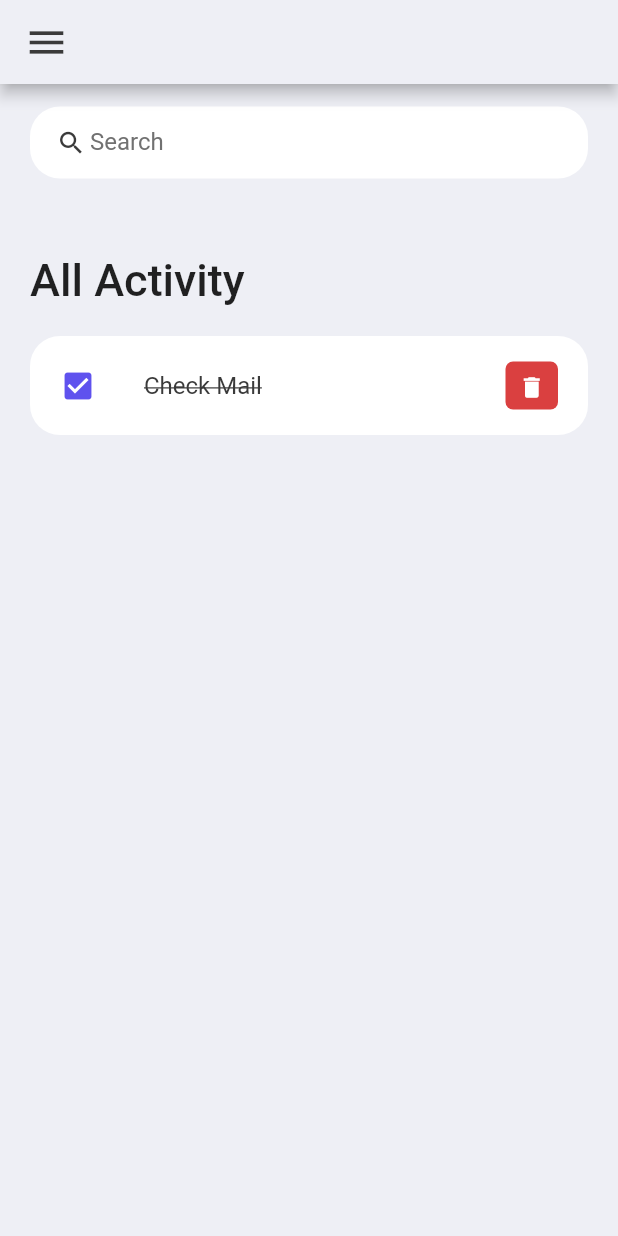
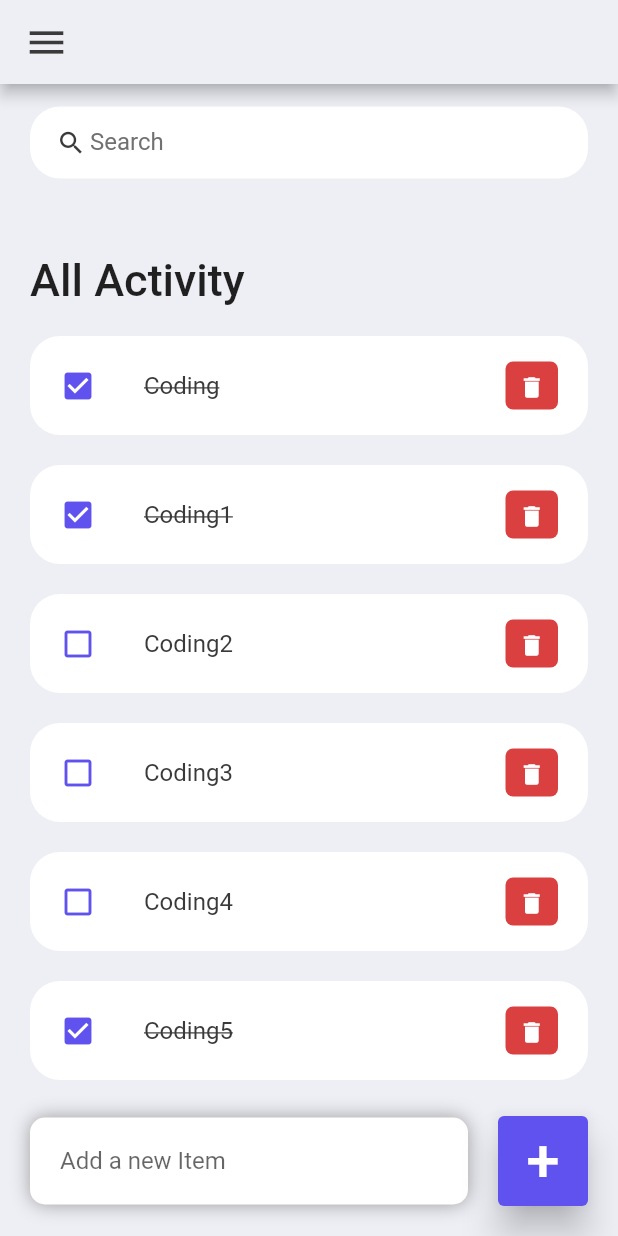
Before and after one commit to raman04-byte/todo_app, a Flutter app: the screen it shows after launch, on a phone screen of 412 x 824 dp. Run offline on Flutter 3.47's test engine with Material 2 defaults, Android fonts, the phone set to English and light mode, and no system bars.

Commit message:
Updation in the application

```diff
--- a/lib/main.dart
+++ b/lib/main.dart
@@ -11,7 +11,7 @@ class MyApp extends StatelessWidget {
 
   @override
   Widget build(BuildContext context) {
-    SystemChrome.setSystemUIOverlayStyle(SystemUiOverlayStyle(statusBarColor: Colors.transparent));
+    SystemChrome.setSystemUIOverlayStyle( SystemUiOverlayStyle(statusBarColor: Colors.transparent));
     return MaterialApp(
       debugShowCheckedModeBanner: false,
       title: 'ToDo',
--- /dev/null
+++ b/lib/models/todo.dart
@@ -0,0 +1,20 @@
+import 'package:flutter/cupertino.dart';
+
+class ToDo {
+  String? id;
+  String? todoText;
+  bool isDone;
+
+  ToDo({required this.id, required this.todoText, this.isDone = false});
+
+  static List<ToDo> todoList() {
+    return [
+      ToDo(id: '01', todoText: 'Coding',isDone: true),
+      ToDo(id: '02', todoText: 'Coding1',isDone: true),
+      ToDo(id: '03', todoText: 'Coding2',),
+      ToDo(id: '04', todoText: 'Coding3',isDone: false),
+      ToDo(id: '05', todoText: 'Coding4',),
+      ToDo(id: '06', todoText: 'Coding5',isDone: true),
+    ];
+  }
+}
--- a/lib/screens/home.dart
+++ b/lib/screens/home.dart
@@ -1,4 +1,5 @@
 import 'package:flutter/material.dart';
+import 'package:todo_app/models/todo.dart';
 import '../constants/colors.dart';
 import '../widgets/todo_item.dart';
 
@@ -10,13 +11,17 @@ class Home extends StatefulWidget {
 }
 
 class _HomeState extends State<Home> {
+  final todoList = ToDo.todoList();
+
   @override
   Widget build(BuildContext context) {
     return Scaffold(
       backgroundColor: tdBGColor,
       appBar: _buildAppBar(),
-      body: Container(
-        padding: const EdgeInsets.symmetric(horizontal: 20, vertical: 15),
+      body: Stack(
+        children: [
+          Container(
+            padding: EdgeInsets.symmetric(horizontal: 20, vertical: 15),
             child: Column(
               children: [
                 searchBox(),
@@ -24,31 +29,91 @@ class _HomeState extends State<Home> {
                   child: ListView(
                     children: [
                       Container(
-                    margin: const EdgeInsets.only(
+                        margin: EdgeInsets.only(
                           top: 50,
                           bottom: 20,
                         ),
-                    child: const Text(
+                        child: Text(
                           'All Activity',
-                      style: TextStyle(fontSize: 30, fontWeight: FontWeight.w500),
+                          style: TextStyle(
+                              fontSize: 30, fontWeight: FontWeight.w500),
                         ),
                       ),
-                  ToDoItem()
+                      for (ToDo todoo in todoList)
+                        ToDoItem(
+                          todo: todoo,
+                          onToDoChanged: _handleToDoChange,
+                          onDeleteItem: _deleteToDoItem,
+                        )
                     ],
                   ),
                 )
               ],
             ),
           ),
+          Align(
+            alignment: Alignment.bottomCenter,
+            child: Row(
+              children: [
+                Expanded(
+                    child: Container(
+                  margin: EdgeInsets.only(bottom: 20, right: 20, left: 20),
+                  padding: EdgeInsets.symmetric(horizontal: 20, vertical: 5),
+                  decoration: BoxDecoration(
+                      color: Colors.white,
+                      boxShadow: const [
+                        BoxShadow(
+                            color: Colors.grey,
+                            offset: Offset(0.0, 0.0),
+                            blurRadius: 10.0,
+                            spreadRadius: 0),
+                      ],
+                      borderRadius: BorderRadius.circular(10)),
+                  child: TextField(
+                    decoration: InputDecoration(
+                        hintText: 'Add a new Item', border: InputBorder.none),
+                  ),
+                )),
+                Container(
+                  margin: EdgeInsets.only(bottom: 20, right: 20),
+                  child: ElevatedButton(
+                    child: Text(
+                      '+',
+                      style: TextStyle(fontSize: 40),
+                    ),
+                    onPressed: () {},
+                    style: ElevatedButton.styleFrom(
+                        backgroundColor: tdBlue,
+                        minimumSize: Size(60, 60),
+                        elevation: 10),
+                  ),
+                )
+              ],
+            ),
+          )
+        ],
+      ),
     );
+  }
+
+  void _handleToDoChange(ToDo todo) {
+    setState(() {
+      todo.isDone = !todo.isDone;
+    });
+  }
+
+  void _deleteToDoItem(String id) {
+    setState(() {
+      todoList.removeWhere((item) => item.id == id);
+    });
   }
 
   Widget searchBox() {
     return Container(
-      padding: const EdgeInsets.symmetric(horizontal: 15),
+      padding: EdgeInsets.symmetric(horizontal: 15),
       decoration: BoxDecoration(
           color: Colors.white, borderRadius: BorderRadius.circular(20)),
-      child: const TextField(
+      child: TextField(
         decoration: InputDecoration(
             contentPadding: EdgeInsets.all(0),
             prefixIcon: Icon(
@@ -67,7 +132,7 @@ class _HomeState extends State<Home> {
   AppBar _buildAppBar() {
     return AppBar(
       backgroundColor: tdBGColor,
-      title: Row(children: const [
+      title: Row(children: [
         Icon(
           Icons.menu,
           color: tdBlack,
--- a/lib/widgets/todo_item.dart
+++ b/lib/widgets/todo_item.dart
@@ -1,27 +1,40 @@
 import 'package:flutter/material.dart';
 import 'package:todo_app/constants/colors.dart';
 
+import '../models/todo.dart';
+
 class ToDoItem extends StatelessWidget {
-  const ToDoItem({super.key});
+  final ToDo todo;
+  final onToDoChanged;
+  final onDeleteItem;
+  const ToDoItem(
+      {Key? key,
+      required this.todo,
+      required this.onToDoChanged,
+      required this.onDeleteItem})
+      : super(key: key);
 
   @override
   Widget build(BuildContext context) {
     return Container(
+      margin: EdgeInsets.only(bottom: 20),
       child: ListTile(
-        onTap: () {},
+        onTap: () {
+          onToDoChanged(todo);
+        },
         shape: RoundedRectangleBorder(borderRadius: BorderRadius.circular(20)),
         contentPadding: EdgeInsets.symmetric(horizontal: 20, vertical: 5),
         tileColor: Colors.white,
         leading: Icon(
-          Icons.check_box,
+          todo.isDone ? Icons.check_box : Icons.check_box_outline_blank,
           color: tdBlue,
         ),
         title: Text(
-          'Check Mail',
+          todo.todoText!,
           style: TextStyle(
               fontSize: 16,
               color: tdBlack,
-              decoration: TextDecoration.lineThrough),
+              decoration: todo.isDone ? TextDecoration.lineThrough : null),
         ),
         trailing: Container(
           padding: EdgeInsets.all(0),
@@ -34,7 +47,9 @@ class ToDoItem extends StatelessWidget {
             color: Colors.white,
             iconSize: 18,
             icon: Icon(Icons.delete),
-            onPressed: () {},
+            onPressed: () {
+              onDeleteItem(todo.id);
+            },
           ),
         ),
       ),
```
Lines whose indentation alone changed are shown as unchanged.
